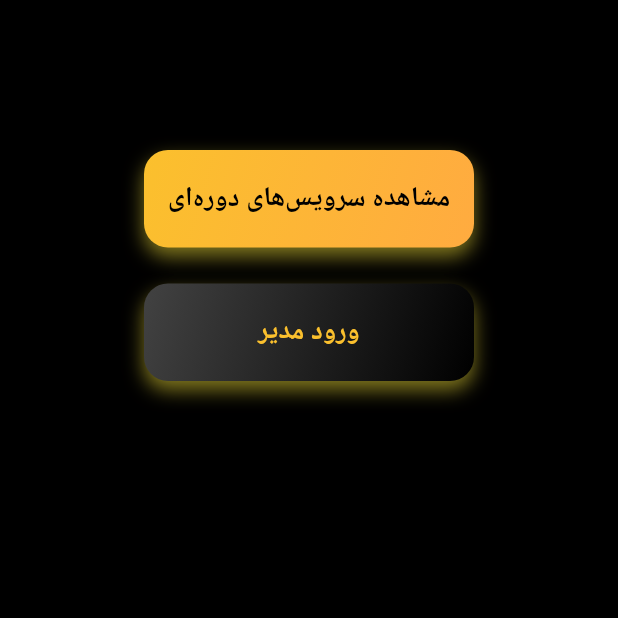
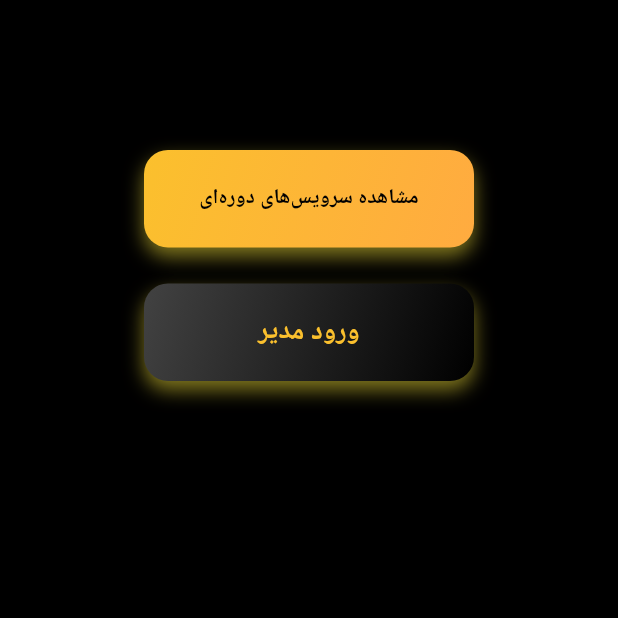
Before and after one commit to Ho3einTahan/AutoMechanicApplication, a Flutter app: the screen it shows after launch, on a phone screen of 412 x 824 dp, the top half of it. Run offline on Flutter 3.47's test engine with Material 3 defaults, Android fonts, the phone set to English and light mode, and no system bars; our stand-ins replace shared_preferences, sqflite; missing offline and left inert: persian_datetime_picker; accounts and stored records are empty.

Commit message:
Updatee    home-screen.dart

```diff
--- a/lib/views/screen/home-screen.dart
+++ b/lib/views/screen/home-screen.dart
@@ -42,23 +42,19 @@ class HomeScreen extends StatelessWidget {
       child: Container(
         width: 220,
         height: 65,
-        padding: EdgeInsets.symmetric(vertical: 16),
+        padding: EdgeInsets.all(8),
         decoration: BoxDecoration(
-          color: Colors.yellow[700],
-          borderRadius: BorderRadius.circular(16),
-          boxShadow: [
-            BoxShadow(color: Colors.yellow.withOpacity(0.5), blurRadius: 10, offset: Offset(0, 6)),
-          ],
-          gradient: LinearGradient(
-            colors: [Colors.yellow[700]!, Colors.orangeAccent],
-            begin: Alignment.topLeft,
-            end: Alignment.bottomRight,
-          ),
-        ),
+            color: Colors.yellow[700],
+            borderRadius: BorderRadius.circular(16),
+            boxShadow: [
+              BoxShadow(color: Colors.yellow.withOpacity(0.5), blurRadius: 10, offset: Offset(0, 6)),
+            ],
+            gradient: LinearGradient(colors: [Colors.yellow[700]!, Colors.orangeAccent], begin: Alignment.topLeft, end: Alignment.bottomRight)),
         child: Center(
           child: Text(
             'مشاهده سرویس‌های دوره‌ای',
-            style: TextStyle(color: Colors.black, fontSize: 18, fontWeight: FontWeight.bold),
+            textAlign: TextAlign.center,
+            style: TextStyle(color: Colors.black, fontWeight: FontWeight.bold),
           ),
         ),
       ),
```
